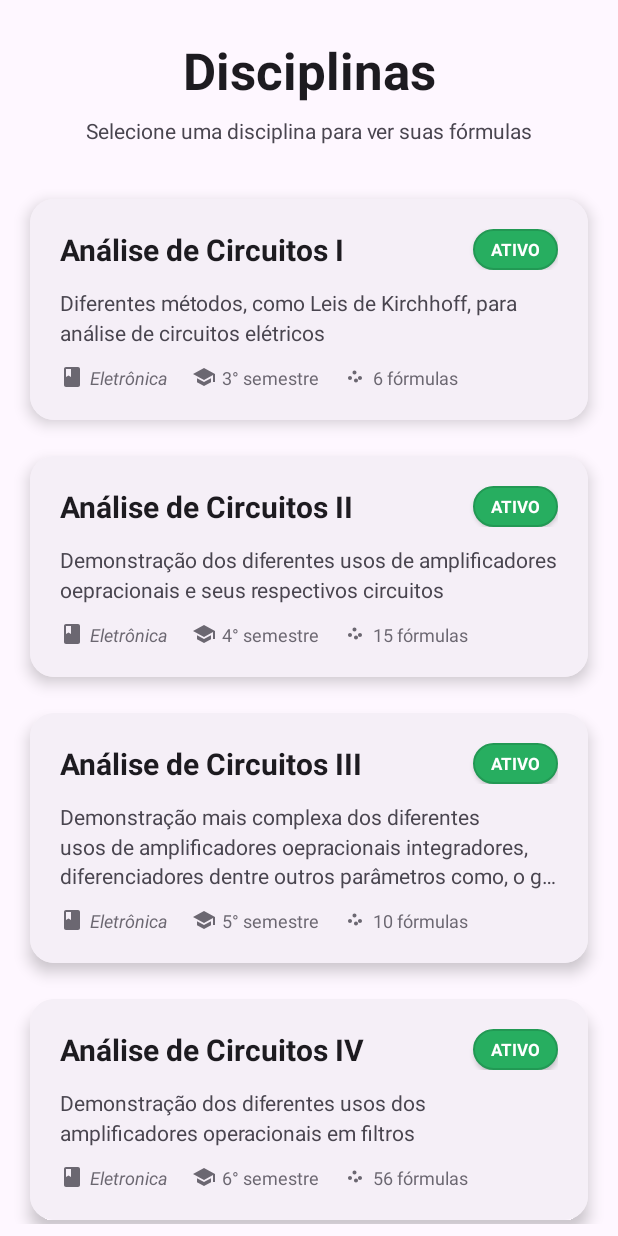
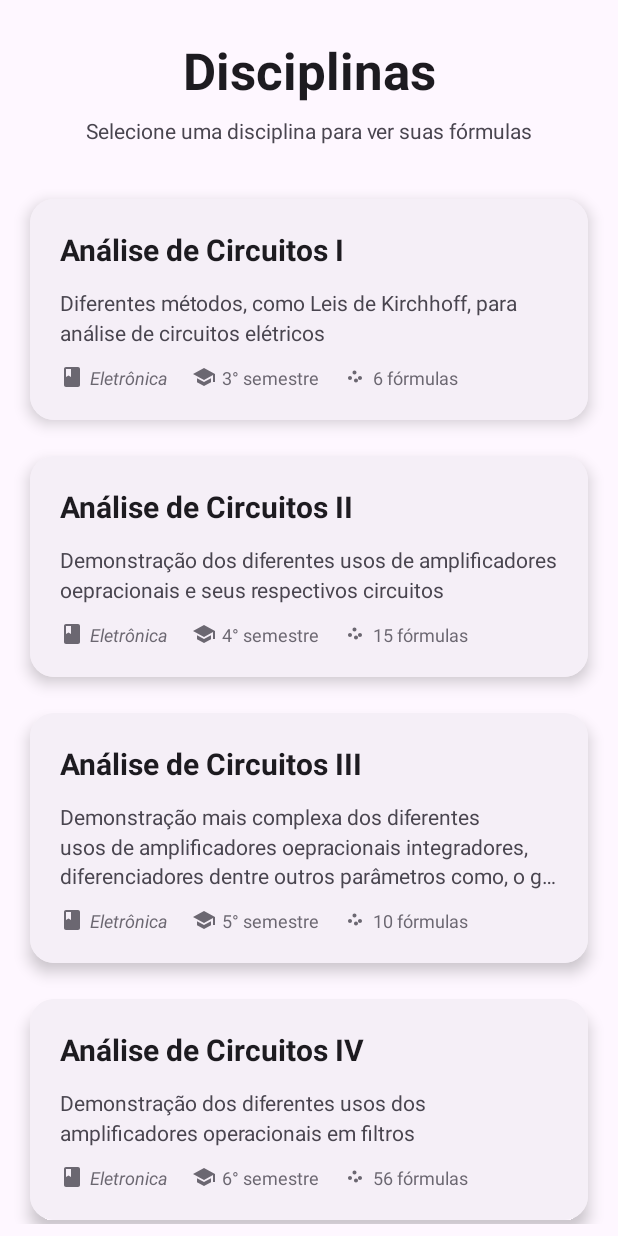
Before and after one commit to eduardodecker2006/app-tro-kotlin, an Android app: the fragment SubjectsTab shown on its own in the app's theme, on a phone screen of 412 x 824 dp. Run offline under Robolectric (Android 15) with nearby library versions, the phone set to English and light mode, and no system bars; our stand-ins replace CircleImageView; Roboto replaces fonts that are not available here.

Commit message:
refactor: remoção de badge status
remoção do status do layout

```diff
--- a/app/src/main/java/com/example/myapplication/adapters/SubjectsButtonAdapter.kt
+++ b/app/src/main/java/com/example/myapplication/adapters/SubjectsButtonAdapter.kt
@@ -17,7 +17,6 @@
         class DisciplinaViewHolder(itemView: View) : RecyclerView.ViewHolder(itemView) {
             val tvNome: TextView = itemView.findViewById(R.id.tv_disciplina_nome)
             val tvSemestre: TextView = itemView.findViewById(R.id.tv_disciplina_semestre)
-            val tvStatus: TextView = itemView.findViewById(R.id.tv_disciplina_status)
             val tvDescricao: TextView = itemView.findViewById(R.id.tv_disciplina_descricao)
             val tvCurso: TextView = itemView.findViewById(R.id.tv_disciplina_curso)
             val tvFormulas: TextView = itemView.findViewById(R.id.tv_disciplina_formulas)
@@ -37,10 +36,6 @@
 
             // Semestre
             holder.tvSemestre.text = "${disciplina.semmester}° semestre"
-
-            // Status com cor
-            holder.tvStatus.text = disciplina.status.uppercase()
-            configureStatusBackground(holder.tvStatus, disciplina.status)
 
             // Descrição
             holder.tvDescricao.text = disciplina.description
--- a/app/src/main/res/layout/item_subject.xml
+++ b/app/src/main/res/layout/item_subject.xml
@@ -33,28 +33,12 @@
                 android:layout_alignParentStart="true"
                 android:layout_centerVertical="true"
                 android:layout_marginEnd="8dp"
-                android:layout_toStartOf="@+id/tv_disciplina_status"
                 android:text="Análise de Circuitos I"
                 android:textColor="?android:attr/textColorPrimary"
                 android:textSize="20sp"
                 android:textStyle="bold" /> <!-- MODIFICADO: Adapta ao tema -->
             <!-- android:fontFamily="sans-serif-medium" /> --> <!-- Removido fontFamily para usar o padrão do tema ou defina um compatível com temas -->
 
-            <!-- Badge do Status (Alinhado à direita) -->
-            <TextView
-                android:id="@+id/tv_disciplina_status"
-                android:layout_width="wrap_content"
-                android:layout_height="wrap_content"
-                android:layout_alignParentEnd="true"
-                android:layout_centerVertical="true"
-                android:background="@drawable/status_active_background"
-                android:elevation="2dp"
-                android:paddingHorizontal="12dp"
-                android:paddingVertical="6dp"
-                android:text="ATIVO"
-                android:textColor="@android:color/white"
-                android:textSize="11sp"
-                android:textStyle="bold" />
 
         </RelativeLayout>
 
```
